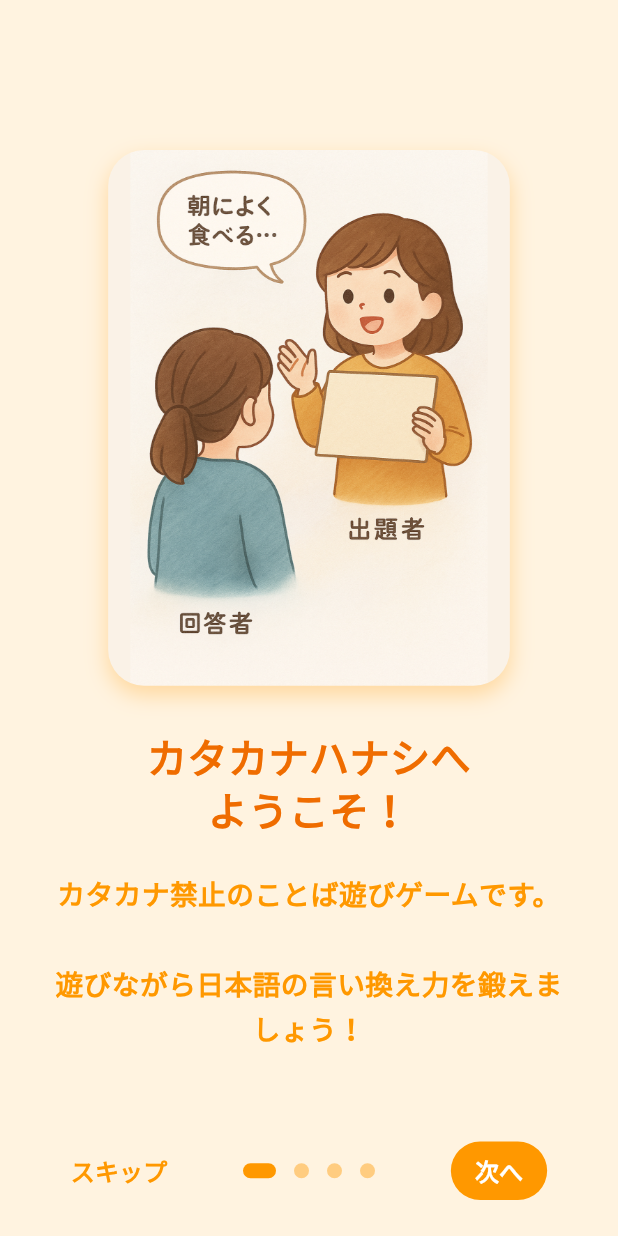
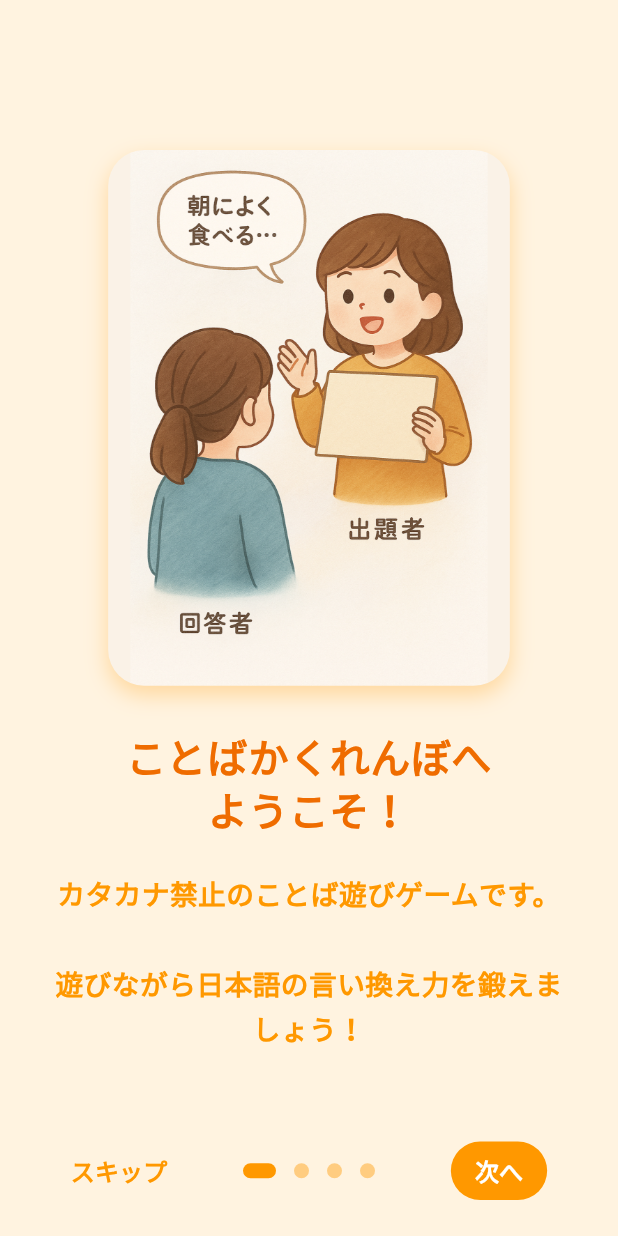
Before and after one commit to 3balljugglerYu/katakanahanashi, a Flutter app: the screen it shows after launch, on a phone screen of 412 x 824 dp. Run offline on Flutter 3.47's test engine with Material 3 defaults, Android fonts, the phone set to English and light mode, and no system bars; drawn by our look-alikes of introduction_screen; our stand-ins replace flutter_dotenv, flutter_hooks, freezed_annotation, get_it, google_mobile_ads, hooks_riverpod and 2 more; missing offline and left inert: particles_flutter; accounts and stored records are empty; Roboto replaces fonts that are missing (NotoSansJP).

Commit message:
アプリ名を変更

```diff
--- a/lib/ui/app.dart
+++ b/lib/ui/app.dart
@@ -9,7 +9,7 @@ class KatakanaNashiApp extends ConsumerWidget {
   @override
   Widget build(BuildContext context, WidgetRef ref) {
     return MaterialApp(
-      title: 'カタカナハナシ',
+      title: 'ことばかくれんぼ',
       theme: AppTheme.lightTheme,
       onGenerateRoute: AppRouter.generateRoute,
       initialRoute: AppRouter.splashRoute,
--- a/lib/ui/home/game/game_page.dart
+++ b/lib/ui/home/game/game_page.dart
@@ -43,7 +43,7 @@ class GamePage extends ConsumerWidget {
       return Scaffold(
         backgroundColor: Colors.orange.shade50,
         appBar: AppBar(
-          title: const Text('カタカナハナシ'),
+          title: const Text('ことばかくれんぼ'),
           backgroundColor: Colors.orange,
           foregroundColor: Colors.white,
           elevation: 0,
@@ -99,7 +99,7 @@ class GamePage extends ConsumerWidget {
       return Scaffold(
         backgroundColor: Colors.orange.shade50,
         appBar: AppBar(
-          title: const Text('カタカナハナシ'),
+          title: const Text('ことばかくれんぼ'),
           backgroundColor: Colors.orange,
         ),
         body: const Center(
@@ -120,7 +120,7 @@ class GamePage extends ConsumerWidget {
     return Scaffold(
       backgroundColor: Colors.orange.shade50,
       appBar: AppBar(
-        title: const Text('カタカナハナシ'),
+        title: const Text('ことばかくれんぼ'),
         backgroundColor: Colors.orange,
         foregroundColor: Colors.white,
         elevation: 0,
@@ -289,7 +289,10 @@ class GamePage extends ConsumerWidget {
     );
   }
 
-  void _showCompletionDialog(BuildContext context, GameViewModel gameViewModel) {
+  void _showCompletionDialog(
+    BuildContext context,
+    GameViewModel gameViewModel,
+  ) {
     // ゲーム終了処理を先に実行
     _proceedToGameEnd(gameViewModel);
 
@@ -354,11 +357,12 @@ class GamePage extends ConsumerWidget {
               ad.dispose();
               // 広告終了時はコールバックを呼ばない（既にトップ画面に遷移済み）
             },
-            onAdFailedToShowFullScreenContent: (InterstitialAd ad, AdError error) {
-              print("広告表示に失敗しました: ${error.message}");
-              ad.dispose();
-              onAdClosed();
-            },
+            onAdFailedToShowFullScreenContent:
+                (InterstitialAd ad, AdError error) {
+                  print("広告表示に失敗しました: ${error.message}");
+                  ad.dispose();
+                  onAdClosed();
+                },
             onAdShowedFullScreenContent: (InterstitialAd ad) {
               print("広告が表示されました");
               // 少し遅延してからトップ画面に遷移
@@ -380,7 +384,9 @@ class GamePage extends ConsumerWidget {
   }
 
   void _proceedToNext(BuildContext context, GameViewModel gameViewModel) {
-    print("_proceedToNext called. isLastQuestion: ${gameViewModel.isLastQuestion}");
+    print(
+      "_proceedToNext called. isLastQuestion: ${gameViewModel.isLastQuestion}",
+    );
 
     // 10問目の場合のみトップ画面に戻る
     if (gameViewModel.isLastQuestion) {
--- a/lib/ui/home/start/start_page.dart
+++ b/lib/ui/home/start/start_page.dart
@@ -52,7 +52,7 @@ class StartPage extends ConsumerWidget {
                   child: FittedBox(
                     fit: BoxFit.scaleDown,
                     child: Text(
-                      'カタカナハナシ',
+                      'ことばかくれんぼ',
                       style: TextStyle(
                         fontSize: MediaQuery.of(context).size.width * 0.12,
                         fontWeight: FontWeight.bold,
--- a/lib/ui/onboarding/onboarding_page.dart
+++ b/lib/ui/onboarding/onboarding_page.dart
@@ -73,9 +73,8 @@ class OnboardingPage extends ConsumerWidget {
     return [
       // 1ページ目: アプリの紹介
       PageViewModel(
-        title: "カタカナハナシへ\nようこそ！",
-        body:
-            "カタカナ禁止のことば遊びゲームです。\n\n遊びながら日本語の言い換え力を鍛えましょう！",
+        title: "ことばかくれんぼへ\nようこそ！",
+        body: "カタカナ禁止のことば遊びゲームです。\n\n遊びながら日本語の言い換え力を鍛えましょう！",
         image: _buildImageWidget(
           context,
           imagePath: 'assets/images/tutorial_1.png',
@@ -88,7 +87,7 @@ class OnboardingPage extends ConsumerWidget {
       PageViewModel(
         title: "ルールは『カタカナ禁止』",
         body:
-        "出題者が「お題」を確認し、カタカナを使わずに説明しましょう。\n\n"
+            "出題者が「お題」を確認し、カタカナを使わずに説明しましょう。\n\n"
             "『パン』→「小麦で作られた主食の...」\n\n"
             "回答者が正解したら[次へ]をタップ！",
         image: _buildImageWidget(
@@ -116,8 +115,7 @@ class OnboardingPage extends ConsumerWidget {
       // 4ページ目: 楽しみ方
       PageViewModel(
         title: "待ち時間に最適 ♪",
-        body:
-            "ドライブやお散歩、ちょっとした待ち時間などに、遊んでみて下さいね！\n\nきっと盛り上がりますよ♪",
+        body: "ドライブやお散歩、ちょっとした待ち時間などに、遊んでみて下さいね！\n\nきっと盛り上がりますよ♪",
         image: _buildImageWidget(
           context,
           imagePath: 'assets/images/tutorial_4.png',
--- a/lib/ui/splash/splash_page.dart
+++ b/lib/ui/splash/splash_page.dart
@@ -92,7 +92,7 @@ class _SplashPageState extends State<SplashPage> {
             const SizedBox(height: 32),
             // アプリ名
             Text(
-              'カタカナハナシ',
+              'ことばかくれんぼ',
               style: TextStyle(
                 fontSize: 32,
                 fontWeight: FontWeight.bold,
```
Also changed, not shown: 3 other files.
